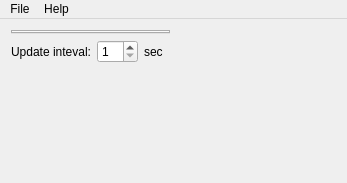
Qt form qutefan/qutefan/qutefan.ui (loathingKernel/Qutefan) before a commit.
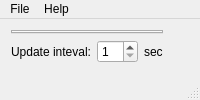
The same form after that commit. Icons and pictures are not drawn.

Commit message: window: add statusbar back

The edit to the form file:
```diff
--- a/qutefan/qutefan/qutefan.ui
+++ b/qutefan/qutefan/qutefan.ui
@@ -2,14 +2,6 @@
 <ui version="4.0">
  <class>QuteFan</class>
  <widget class="QMainWindow" name="QuteFan">
-  <property name="geometry">
-   <rect>
-    <x>0</x>
-    <y>0</y>
-    <width>347</width>
-    <height>183</height>
-   </rect>
-  </property>
   <property name="sizePolicy">
    <sizepolicy hsizetype="Minimum" vsizetype="Minimum">
     <horstretch>0</horstretch>
@@ -67,7 +59,13 @@
       <item>
        <spacer name="horizontalSpacerInterval">
         <property name="orientation">
-         <enum>Qt::Horizontal</enum>
+         <enum>Qt::Orientation::Horizontal</enum>
+        </property>
+        <property name="sizeHint" stdset="0">
+         <size>
+          <width>0</width>
+          <height>0</height>
+         </size>
         </property>
        </spacer>
       </item>
@@ -83,7 +81,7 @@
     <rect>
      <x>0</x>
      <y>0</y>
-     <width>347</width>
+     <width>177</width>
      <height>18</height>
     </rect>
    </property>
@@ -105,6 +103,7 @@
    <addaction name="menuFile"/>
    <addaction name="menuHelp"/>
   </widget>
+  <widget class="QStatusBar" name="statusBar"/>
   <action name="actionQuit">
    <property name="text">
     <string>Quit</string>
```
Left out of the diff: 4 changed lines with no effect on the pictures.
